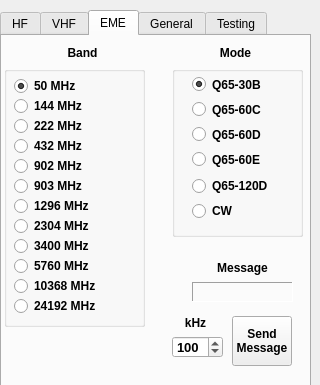
Old version of the form widgets/QSYMessageCreator.ui in the repository shankerwangmiao/wsjtx.
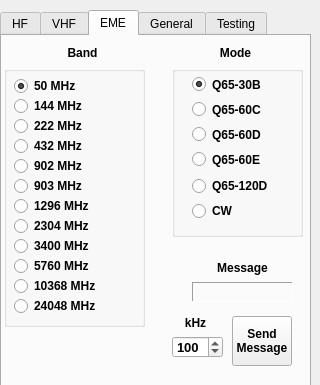
New version of the form. The open tabs and pages were chosen to show the change.

What changed in the file:
```diff
--- a/widgets/QSYMessageCreator.ui
+++ b/widgets/QSYMessageCreator.ui
@@ -1400,7 +1400,7 @@
        <string/>
       </property>
       <property name="text">
-       <string>24192 MHz</string>
+       <string>24048 MHz</string>
       </property>
      </widget>
      <widget class="QRadioButton" name="radioBut222A">
```
Left out of the diff: 4 changed lines with no effect on the pictures.
